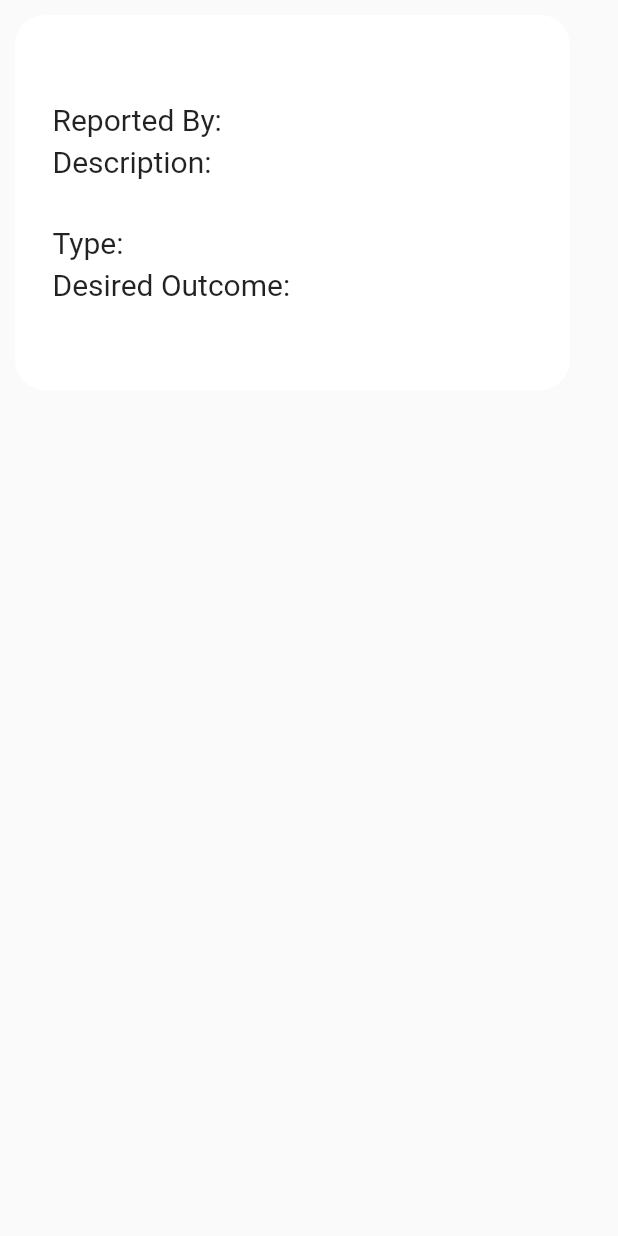
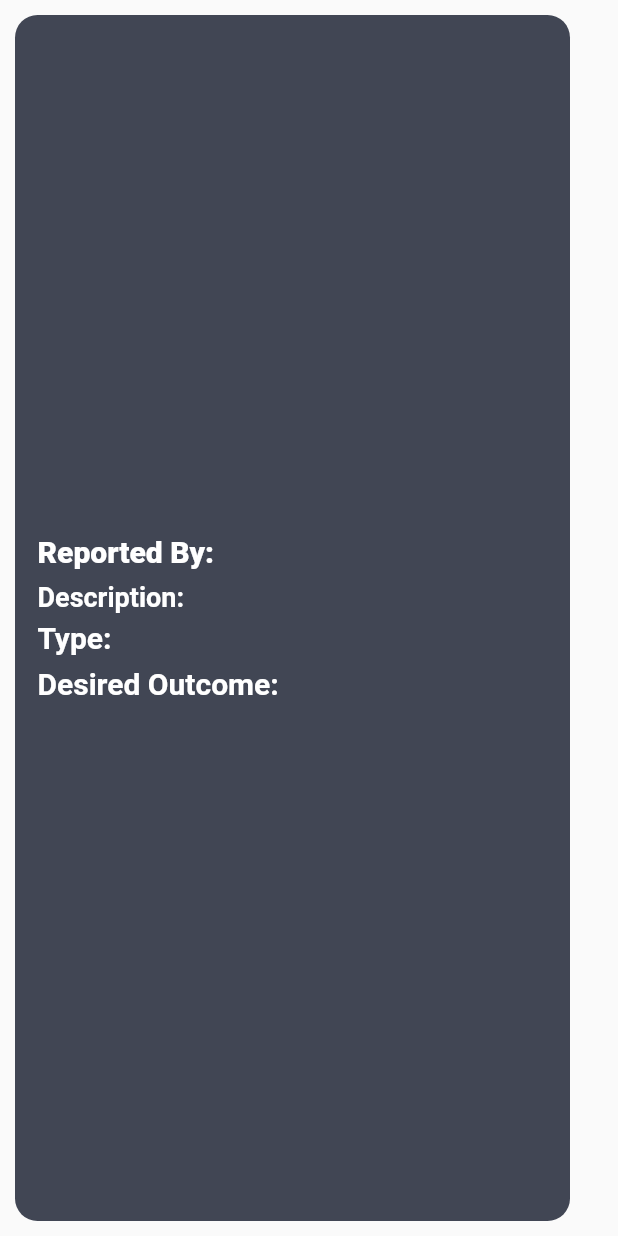
Before and after one commit to sumanhope/RuralApp, a Flutter app: the ComplainCard widget shown alone on an empty page, opened directly with empty values, on a phone screen of 412 x 824 dp. Run offline on Flutter 3.47's test engine with Material 2 defaults, Android fonts, the phone set to English and light mode, and no system bars; our stand-ins replace cloud_firestore, curved_navigation_bar, firebase_auth, firebase_core; accounts and stored records are empty.

Commit message:
More UI changes

```diff
--- a/lib/chatpage/viewcomplaint.dart
+++ b/lib/chatpage/viewcomplaint.dart
@@ -1,5 +1,6 @@
 import 'package:cloud_firestore/cloud_firestore.dart';
 import 'package:flutter/material.dart';
+import 'package:rural/theme/appcolors.dart';
 
 class ViewComplaint extends StatefulWidget {
   const ViewComplaint({super.key});
@@ -15,8 +16,9 @@ class _ViewComplaintState extends State<ViewComplaint> {
       appBar: AppBar(
         title: const Text("All Complaint"),
         centerTitle: true,
+        backgroundColor: AppColor.backgroundColor,
       ),
-      backgroundColor: const Color.fromARGB(255, 220, 217, 217),
+      backgroundColor: AppColor.backgroundColor,
       body: SafeArea(
         child: StreamBuilder(
             stream:
@@ -36,7 +38,7 @@ class _ViewComplaintState extends State<ViewComplaint> {
                       Icon(
                         Icons.find_in_page,
                         size: 50,
-                        color: Colors.green,
+                        color: AppColor.iconColor,
                       ),
                       SizedBox(
                         height: 5,
@@ -98,93 +100,72 @@ class ComplainCard extends StatelessWidget {
         onTap: press,
         child: Container(
           width: 370,
-          height: 250,
           decoration: BoxDecoration(
-              color: Colors.white, borderRadius: BorderRadius.circular(20)),
+            color: AppColor.cardColor,
+            borderRadius: BorderRadius.circular(15),
+          ),
           child: Padding(
-            padding: const EdgeInsets.only(left: 25.0),
+            padding: const EdgeInsets.only(
+              left: 15.0,
+              right: 15,
+              top: 20,
+              bottom: 20,
+            ),
             child: Column(
               mainAxisAlignment: MainAxisAlignment.center,
               crossAxisAlignment: CrossAxisAlignment.start,
               children: [
-                Row(
-                  children: [
-                    const Text(
-                      "Reported By: ",
-                      style: TextStyle(
-                        fontSize: 20,
-                      ),
-                    ),
-                    Text(
-                      fullname,
-                      style: const TextStyle(
-                        fontSize: 18,
-                      ),
-                    ),
-                  ],
-                ),
-                const SizedBox(
-                  height: 5,
-                ),
-                const Text(
-                  "Description: ",
-                  style: TextStyle(
+                Text(
+                  "Reported By: $fullname",
+                  style: const TextStyle(
                     fontSize: 20,
+                    color: AppColor.textColor,
+                    fontWeight: FontWeight.w800,
                   ),
                 ),
                 const SizedBox(
-                  height: 5,
+                  height: 8,
                 ),
                 SizedBox(
-                  width: 300,
                   child: Text(
-                    description,
+                    "Description: $description",
                     softWrap: true,
                     maxLines: 5,
-                    textAlign: TextAlign.left,
+                    textAlign: TextAlign.justify,
                     style: const TextStyle(
                       fontSize: 18,
+                      color: AppColor.textColor,
+                      fontWeight: FontWeight.bold,
                     ),
                   ),
                 ),
                 const SizedBox(
                   height: 5,
                 ),
-                Row(
-                  children: [
-                    const Text(
-                      "Type: ",
-                      style: TextStyle(fontSize: 20),
-                    ),
-                    const SizedBox(
-                      width: 2,
-                    ),
-                    Text(
-                      type,
-                      style: const TextStyle(fontSize: 18),
-                    ),
-                  ],
+                Text(
+                  "Type: $type",
+                  style: const TextStyle(
+                    fontSize: 20,
+                    color: AppColor.textColor,
+                    fontWeight: FontWeight.bold,
+                  ),
                 ),
                 const SizedBox(
-                  height: 5,
+                  height: 8,
                 ),
-                Row(
-                  children: [
-                    const Text(
-                      "Desired Outcome: ",
-                      style: TextStyle(fontSize: 20),
+                SizedBox(
+                  child: Text(
+                    "Desired Outcome: $outcome",
+                    softWrap: true,
+                    maxLines: 3,
+                    textAlign: TextAlign.justify,
+                    style: const TextStyle(
+                      fontSize: 20,
+                      color: AppColor.textColor,
+                      fontWeight: FontWeight.bold,
                     ),
-                    const SizedBox(
-                      width: 2,
-                    ),
-                    Text(
-                      outcome,
-                      style: const TextStyle(
-                        fontSize: 18,
-                      ),
-                    ),
-                  ],
-                )
+                  ),
+                ),
               ],
             ),
           ),
--- a/lib/navpages/chatpage.dart
+++ b/lib/navpages/chatpage.dart
@@ -83,7 +83,7 @@ class _ChatPageState extends State<ChatPage> {
                 height: 20,
               ),
               ChatsOption(
-                title: "Ciziten Complaint",
+                title: "Citizen Complaint",
                 description: "Voice your concerns and querires",
                 icon: Icons.comment,
                 press: () {
```
Also changed, not shown: lib/Department/education.dart (+5 -2 lines), lib/Information/intro.dart (+26 -13 lines).
